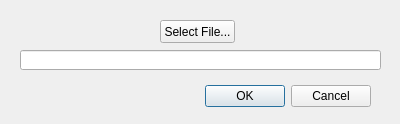
Old version of the form unixforms/recordsetupdlg.ui in the repository rafael2k/CuteSDR.
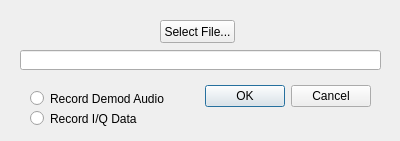
New version of the form.

Patch:
```diff
--- a/unixforms/recordsetupdlg.ui
+++ b/unixforms/recordsetupdlg.ui
@@ -7,7 +7,7 @@
     <x>0</x>
     <y>0</y>
     <width>400</width>
-    <height>124</height>
+    <height>141</height>
    </rect>
   </property>
   <property name="windowTitle">
@@ -16,9 +16,9 @@
   <widget class="QDialogButtonBox" name="buttonBox">
    <property name="geometry">
     <rect>
-     <x>30</x>
+     <x>200</x>
      <y>80</y>
-     <width>341</width>
+     <width>171</width>
      <height>32</height>
     </rect>
    </property>
@@ -55,6 +55,41 @@
     <bool>true</bool>
    </property>
   </widget>
+  <widget class="QRadioButton" name="radioButtonAudio">
+   <property name="geometry">
+    <rect>
+     <x>30</x>
+     <y>90</y>
+     <width>161</width>
+     <height>17</height>
+    </rect>
+   </property>
+   <property name="toolTipDuration">
+    <number>-1</number>
+   </property>
+   <property name="text">
+    <string>Record Demod Audio</string>
+   </property>
+   <attribute name="buttonGroup">
+    <string notr="true">buttonGroup</string>
+   </attribute>
+  </widget>
+  <widget class="QRadioButton" name="radioButtonIQ">
+   <property name="geometry">
+    <rect>
+     <x>30</x>
+     <y>110</y>
+     <width>161</width>
+     <height>17</height>
+    </rect>
+   </property>
+   <property name="text">
+    <string>Record I/Q Data</string>
+   </property>
+   <attribute name="buttonGroup">
+    <string notr="true">buttonGroup</string>
+   </attribute>
+  </widget>
  </widget>
  <resources/>
  <connections>
```
Left out of the diff: 3 changed lines with no effect on the pictures.
